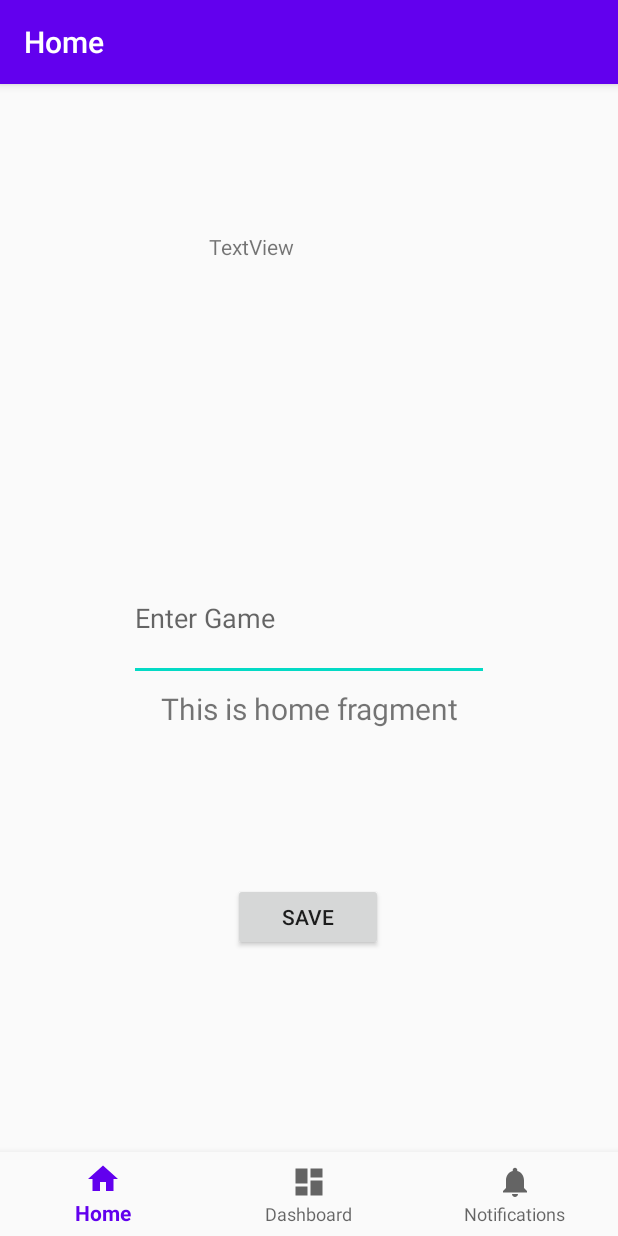
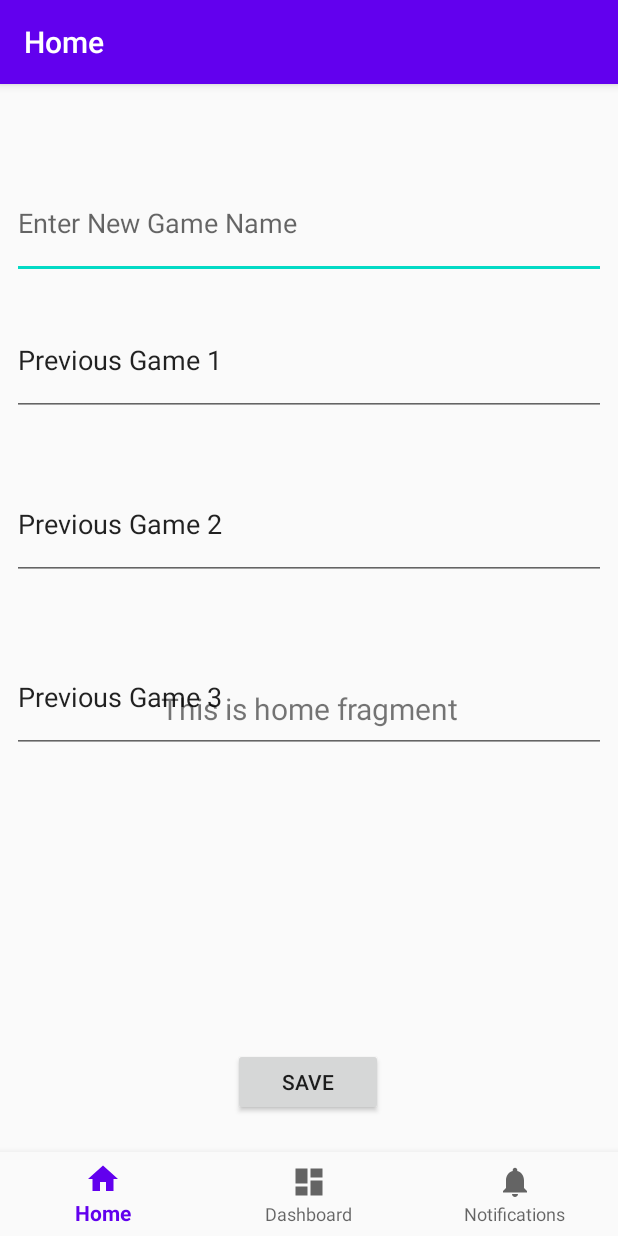
Before and after one commit to seun-OMJ/sport-box-score-manager, an Android app: the screen it shows after launch (MainActivity), on a phone screen of 412 x 824 dp. Run offline under Robolectric (Android 15) with nearby library versions, the phone set to English and light mode, and no system bars; our stand-ins replace navigation-ui.

Commit message:
Changing layout 1

```diff
--- a/app/src/main/res/layout/activity_main.xml
+++ b/app/src/main/res/layout/activity_main.xml
@@ -26,11 +26,11 @@
         android:layout_height="match_parent"
         app:defaultNavHost="true"
         app:layout_constraintBottom_toTopOf="@id/nav_view"
-        app:layout_constraintHorizontal_bias="0.0"
+        app:layout_constraintHorizontal_bias="1.0"
         app:layout_constraintLeft_toLeftOf="parent"
         app:layout_constraintRight_toRightOf="parent"
         app:layout_constraintTop_toTopOf="parent"
-        app:layout_constraintVertical_bias="1.0"
+        app:layout_constraintVertical_bias="0.0"
         app:navGraph="@navigation/mobile_navigation" />
 
     <android.support.constraint.Guideline
@@ -49,28 +49,71 @@
         app:layout_constraintEnd_toEndOf="parent"
         app:layout_constraintHorizontal_bias="0.498"
         app:layout_constraintStart_toStartOf="parent"
-        app:layout_constraintTop_toBottomOf="@+id/editTextTextPersonName3" />
+        app:layout_constraintTop_toBottomOf="@+id/editTextTextPersonName3"
+        app:layout_constraintVertical_bias="0.955" />
 
     <EditText
         android:id="@+id/editTextTextPersonName3"
-        android:layout_width="240dp"
-        android:layout_height="83dp"
+        android:layout_width="0dp"
+        android:layout_height="74dp"
+        android:layout_marginStart="8dp"
+        android:layout_marginEnd="8dp"
         android:ems="10"
-        android:hint="Enter Game"
+        android:hint="Enter New Game Name"
         android:inputType="textPersonName"
         app:layout_constraintBottom_toTopOf="@+id/nav_view"
         app:layout_constraintEnd_toEndOf="parent"
+        app:layout_constraintHorizontal_bias="0.0"
         app:layout_constraintStart_toStartOf="parent"
-        app:layout_constraintTop_toTopOf="@+id/nav_host_fragment_activity_main" />
+        app:layout_constraintTop_toTopOf="@+id/nav_host_fragment_activity_main"
+        app:layout_constraintVertical_bias="0.0" />
 
-    <TextView
-        android:id="@+id/textView"
-        android:layout_width="133dp"
-        android:layout_height="117dp"
-        android:text="TextView"
-        app:layout_constraintBottom_toTopOf="@+id/editTextTextPersonName3"
+    <EditText
+        android:id="@+id/PreviosGame1"
+        android:layout_width="0dp"
+        android:layout_height="74dp"
+        android:layout_marginStart="8dp"
+        android:layout_marginEnd="8dp"
+        android:ems="10"
+        android:inputType="textPersonName"
+        android:text="Previous Game 1"
+        app:layout_constraintBottom_toTopOf="@+id/button"
         app:layout_constraintEnd_toEndOf="parent"
+        app:layout_constraintHorizontal_bias="0.0"
         app:layout_constraintStart_toStartOf="parent"
-        app:layout_constraintTop_toTopOf="@+id/nav_host_fragment_activity_main" />
+        app:layout_constraintTop_toBottomOf="@+id/editTextTextPersonName3"
+        app:layout_constraintVertical_bias="0.039" />
+
+    <EditText
+        android:id="@+id/PreviousGame2"
+        android:layout_width="0dp"
+        android:layout_height="74dp"
+        android:layout_marginStart="8dp"
+        android:layout_marginEnd="8dp"
+        android:ems="10"
+        android:inputType="textPersonName"
+        android:text="Previous Game 2"
+        app:layout_constraintBottom_toTopOf="@+id/button"
+        app:layout_constraintEnd_toEndOf="parent"
+        app:layout_constraintHorizontal_bias="0.0"
+        app:layout_constraintStart_toStartOf="parent"
+        app:layout_constraintTop_toBottomOf="@+id/PreviosGame1"
+        app:layout_constraintVertical_bias="0.102" />
+
+    <EditText
+        android:id="@+id/PreiousGame3"
+        android:layout_width="0dp"
+        android:layout_height="74dp"
+        android:layout_marginStart="8dp"
+        android:layout_marginEnd="8dp"
+        android:ems="10"
+        android:inputType="textPersonName"
+        android:text="Previous Game 3"
+        app:layout_constraintBottom_toTopOf="@+id/button"
+        app:layout_constraintEnd_toEndOf="parent"
+        app:layout_constraintHorizontal_bias="0.0"
+        app:layout_constraintStart_toStartOf="parent"
+        app:layout_constraintTop_toBottomOf="@+id/PreviousGame2"
+        app:layout_constraintVertical_bias="0.174" />
 
 </android.support.constraint.ConstraintLayout>
```
